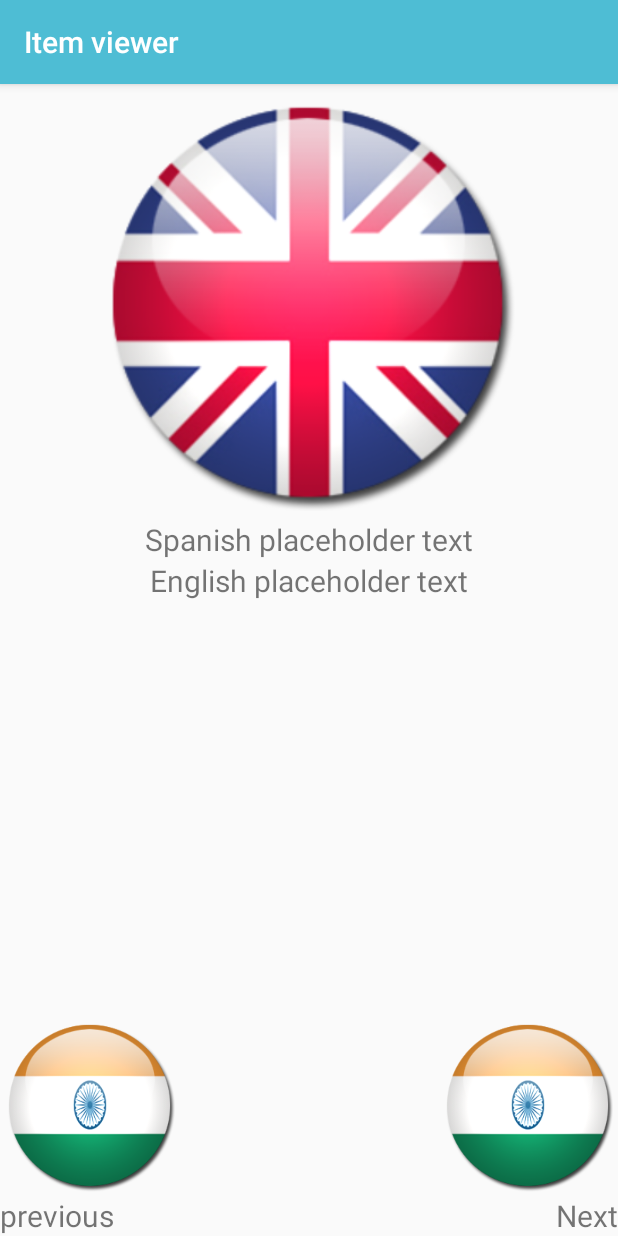
After one commit to janahogstrand/grammarapp, an Android app: the BigView screen opened directly, with no data from a screen before it, on a phone screen of 412 x 824 dp. The commit adds this screen. Run offline under Robolectric (Android 15) with nearby library versions, the phone set to English and light mode, and no system bars; 11 statements that could not run were skipped.

Commit message:
Added text to speech and audio

```diff
--- a/app/src/main/AndroidManifest.xml
+++ b/app/src/main/AndroidManifest.xml
@@ -21,6 +21,7 @@
         <activity android:name=".FragmentTab3" />
         <activity android:name=".FragmentTab2" />
         <activity android:name=".FragmentTab1" />
+        <activity android:name=".BigView" android:label="Item viewer"/>
     </application>
 
 </manifest>
--- /dev/null
+++ b/app/src/main/java/com/grammar/trocket/grammar/BigView.java
@@ -0,0 +1,157 @@
+package com.grammar.trocket.grammar;
+
+import android.media.MediaPlayer;
+import android.os.Bundle;
+import android.speech.tts.TextToSpeech;
+import android.support.v7.app.AppCompatActivity;
+import android.view.View;
+import android.widget.ImageView;
+import android.widget.TextView;
+
+import java.util.ArrayList;
+import java.util.Locale;
+
+/**
+ * Created by jamiemoreland on 25/02/16.
+ * Used for clock and festivals activities
+ */
+public class BigView extends AppCompatActivity {
+    ImageView centerImage;
+    ImageView nextImage;
+    ImageView prevImage;
+    TextView nextText;
+    TextView prevText;
+    TextView nameEnglish;
+    TextView nameSpanish;
+    FestivalTimeItem prev;
+    FestivalTimeItem next;
+    FestivalTimeItem current;
+    ArrayList<FestivalTimeItem> dataFest;
+    int index;
+    TextToSpeech textToSpeech;
+    Locale language;
+    MediaPlayer player = null;
+
+    @Override
+    protected void onCreate(Bundle savedInstanceState) {
+        super.onCreate(savedInstanceState);
+        setContentView(R.layout.activity_big_view);
+
+        Bundle data = getIntent().getExtras();
+        dataFest = data.getParcelableArrayList("data");
+        index = data.getInt("current");
+
+        initViews();
+        assignAssets();
+        //assignLanguage();
+        makeOnClicks();
+
+        language = new Locale("es", "ES");
+
+
+    }
+
+    public void makeOnClicks() {
+        nextImage.setOnClickListener(new View.OnClickListener() {
+            @Override
+            public void onClick(View v) {
+                resetAssets(index + 1);
+            }
+        });
+        prevImage.setOnClickListener(new View.OnClickListener() {
+            @Override
+            public void onClick(View v) {
+                resetAssets(index - 1);
+            }
+        });
+    }
+
+    public void resetAssets(int newIndex){
+        index = newIndex;
+        assignAssets();
+        testAudio();
+
+    }
+
+    public void assignAssets(){
+        current = dataFest.get(index);
+        centerImage.setImageResource(current.getPhoto());
+        nameEnglish.setText(current.getEnglishName());
+        nameSpanish.setText(current.getSpanishName());
+        try {
+            next = dataFest.get(index + 1);
+            nextImage.setImageResource(next.getPhoto());
+            nextImage.setVisibility(View.VISIBLE);
+            nextText.setVisibility(View.VISIBLE);
+        } catch (IndexOutOfBoundsException e) {
+            nextImage.setVisibility(View.INVISIBLE);
+            nextText.setVisibility(View.INVISIBLE);
+        }
+        try {
+            prev = dataFest.get(index-1);
+            prevImage.setImageResource(prev.getPhoto());
+            prevImage.setVisibility(View.VISIBLE);
+            prevText.setVisibility(View.VISIBLE);
+        } catch (ArrayIndexOutOfBoundsException e) {
+            prevImage.setVisibility(View.INVISIBLE);
+            prevText.setVisibility(View.INVISIBLE);
+        }
+        testAudio();
+
+
+
+    }
+
+    public void initViews(){
+        centerImage = (ImageView) findViewById(R.id.centerImage);
+        nextImage = (ImageView) findViewById(R.id.next);
+        prevImage = (ImageView) findViewById(R.id.previous);
+        nextText = (TextView) findViewById(R.id.textView2);
+        prevText = (TextView) findViewById(R.id.textView);
+        nameEnglish = (TextView) findViewById(R.id.name_english);
+        nameSpanish = (TextView) findViewById(R.id.name_spanish);
+    }
+
+    public void testAudio(){
+        try{
+            assignAudio(nameSpanish.getText().toString());
+        }catch (Exception e){
+            textToSpeech = new TextToSpeech(BigView.this, new TextToSpeech.OnInitListener() {
+                @Override
+                public void onInit(int status) {
+                    textToSpeech.setLanguage(language);
+                    textToSpeech.speak(nameSpanish.getText().toString(), TextToSpeech.QUEUE_FLUSH, null);
+                }
+            });
+        }
+    }
+
+    /**
+     * Database will assign correct audio files, for now I have used
+     * if statements to simulate this
+     */
+    public void assignAudio(String text){
+        try{
+            textToSpeech.stop();
+        }catch (Exception e){
+
+        }
+        try{
+            player.stop();
+        }catch (Exception e){
+
+        }
+        switch (text){
+            case "Es Brits":  player = MediaPlayer.create(BigView.this, R.raw.placeholderaudio1);
+                break;
+            case "El Indianas": player = MediaPlayer.create(BigView.this, R.raw.placeholderaudio2);
+                break;
+            case "Es Test":  player = MediaPlayer.create(BigView.this, R.raw.placeholderaudio3);
+                break;
+            default: player = null;
+        }
+        player.start();
+    }
+
+
+}
--- /dev/null
+++ b/app/src/main/res/layout/activity_big_view.xml
@@ -0,0 +1,101 @@
+<?xml version="1.0" encoding="utf-8"?>
+<RelativeLayout xmlns:android="http://schemas.android.com/apk/res/android"
+    android:orientation="vertical" android:layout_width="match_parent"
+    android:layout_height="match_parent">
+
+    <LinearLayout
+        android:id="@+id/linear_image_holder"
+        android:layout_width="match_parent"
+        android:layout_height="wrap_content"
+        android:orientation="vertical"
+        android:layout_alignParentTop="true"
+        android:layout_alignParentStart="true">
+
+        <!-- TODO change hardcoded 290dp to dimen value-->
+    <com.grammar.trocket.grammar.SquareImageView
+        android:id="@+id/centerImage"
+        android:layout_width="290dp"
+        android:layout_height="290dp"
+        android:layout_gravity="center_horizontal"
+        android:scaleType="centerCrop"
+        android:src="@drawable/placeholder2" />
+
+    </LinearLayout>
+
+    <LinearLayout
+        android:id="@+id/festival_names"
+        android:layout_width="match_parent"
+        android:layout_height="wrap_content"
+        android:layout_below="@+id/linear_image_holder"
+        android:orientation="vertical"
+        android:layout_alignParentStart="true">
+        <!-- TODO change hardcoded 20sp to dimen value-->
+        <TextView
+            android:text="Spanish placeholder text"
+            android:id="@+id/name_spanish"
+            android:layout_width="wrap_content"
+            android:layout_height="wrap_content"
+            android:layout_gravity="center_horizontal"
+            android:textSize="20sp"/>
+        <!-- TODO change hardcoded 20sp to dimen value-->
+        <TextView
+            android:text="English placeholder text"
+            android:id="@+id/name_english"
+            android:layout_width="wrap_content"
+            android:layout_height="wrap_content"
+            android:layout_gravity="center_horizontal"
+            android:textSize="20sp"/>
+
+
+    </LinearLayout>
+
+
+
+        <RelativeLayout
+            android:layout_width="match_parent"
+            android:layout_height="match_parent"
+            android:layout_below="@+id/festival_names"
+            android:layout_alignParentBottom="true"
+            android:layout_alignParentStart="true">
+
+            <!-- TODO change hardcoded 120dp to dimen value-->
+            <com.grammar.trocket.grammar.SquareImageView
+                android:id="@+id/previous"
+                android:src="@drawable/placeholder3"
+                android:layout_width="120dp"
+                android:layout_height="120dp"
+                android:layout_above="@+id/textView2"
+                android:layout_alignParentStart="true" />
+            <!-- TODO change hardcoded 20sp to dimen value-->
+            <TextView
+                android:text="previous"
+                android:layout_width="wrap_content"
+                android:layout_height="wrap_content"
+                android:id="@+id/textView"
+                android:textSize="20sp"
+                android:layout_alignParentBottom="true"
+                android:layout_alignParentStart="true" />
+
+
+            <!-- TODO change hardcoded 120dp to dimen value-->
+            <com.grammar.trocket.grammar.SquareImageView
+                android:id="@+id/next"
+                android:src="@drawable/placeholder3"
+                android:layout_width="120dp"
+                android:layout_height="120dp"
+                android:layout_alignTop="@+id/previous"
+                android:layout_alignParentEnd="true" />
+            <!-- TODO change hardcoded 20sp to dimen value-->
+            <TextView
+                android:text="Next"
+                android:layout_width="wrap_content"
+                android:layout_height="wrap_content"
+                android:id="@+id/textView2"
+                android:textSize="20sp"
+                android:layout_alignParentBottom="true"
+                android:layout_alignParentEnd="true" />
+
+        </RelativeLayout>
+
+
+</RelativeLayout>
--- a/app/src/main/res/layout/nav_header_main_menu.xml
+++ b/app/src/main/res/layout/nav_header_main_menu.xml
@@ -16,7 +16,7 @@
         android:paddingTop="@dimen/nav_header_vertical_spacing"
         android:src="@android:drawable/sym_def_app_icon"
         android:id="@+id/imageView"
-        android:layout_gravity="center_horizontal"/>
+        android:layout_gravity="center_horizontal" />
 
     <TextView
         android:layout_width="match_parent"
```
Also changed, not shown: app/src/main/java/com/grammar/trocket/grammar/FestivalItem.java (deleted, +0 -31 lines), app/src/main/java/com/grammar/trocket/grammar/FestivalTimeAdapter.java (renamed from app/src/main/java/com/grammar/trocket/grammar/FestivalAdapter.java, +6 -7 lines), app/src/main/java/com/grammar/trocket/grammar/FestivalTimeItem.java (added, +61 -0 lines), app/src/main/java/com/grammar/trocket/grammar/FestivalTimeViewHolder.java (added, +59 -0 lines), app/src/main/java/com/grammar/trocket/grammar/FestivalViewHolder.java (deleted, +0 -37 lines), app/src/main/java/com/grammar/trocket/grammar/Festivals.java (+32 -28 lines), app/src/main/java/com/grammar/trocket/grammar/Times.java (added, +64 -0 lines), app/src/main/res/layout/activity_festivalstime.xml (renamed from app/src/main/res/layout/activity_festivals.xml), 3 other files.
